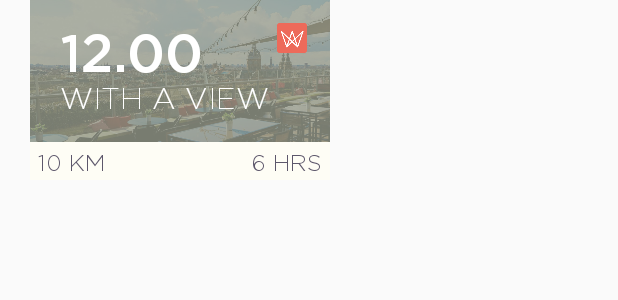
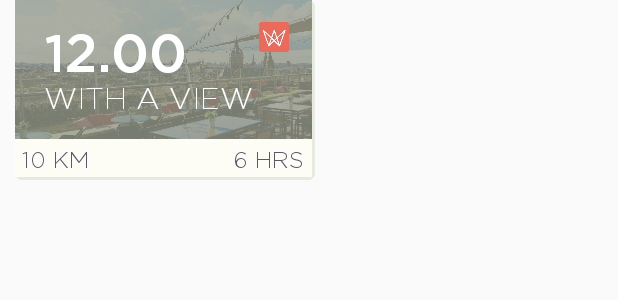
Before and after one commit to nevrborn/Wroute, an Android app: the layout list_item_wroute_agenda.xml on its own in the app's theme, with its tools: preview values and no code run, on a phone screen of 412 x 824 dp. Shown: the top 300 px of the screen. Run offline under Robolectric (Android 15) with nearby library versions, the phone set to English and light mode, and no system bars.

Commit message:
Added shadow to recyclerview items

```diff
--- /dev/null
+++ b/app/src/main/res/drawable/border_shadow.xml
@@ -0,0 +1,35 @@
+<?xml version="1.0" encoding="utf-8"?>
+<layer-list xmlns:android="http://schemas.android.com/apk/res/android"
+            android:shape="rectangle"
+            android:layout_width="match_parent"
+            android:layout_height="match_parent">
+
+    <item>
+        <shape>
+            <!-- set the shadow color here -->
+            <stroke
+                android:width="2dp"
+                android:color="@color/appGreenLight" />
+
+            <!-- setting the thickness of shadow (positive value will give shadow on that side) -->
+
+            <padding
+                android:bottom="2dp"
+                android:left="-1dp"
+                android:right="2dp"
+                android:top="-1dp" />
+
+            <corners android:radius="3dp" />
+        </shape>
+    </item>
+
+    <!-- Background -->
+
+    <item>
+        <shape>
+            <solid android:color="@color/appOffWhite" />
+            <corners android:radius="3dp" />
+        </shape>
+    </item>
+
+</layer-list>
--- a/app/src/main/res/layout/list_item_wroute.xml
+++ b/app/src/main/res/layout/list_item_wroute.xml
@@ -11,8 +11,9 @@
     <RelativeLayout
         android:layout_width="match_parent"
         android:layout_height="250dp"
-        android:background="@color/appOffWhite"
-        android:padding="10dp">
+        android:background="@drawable/border_shadow"
+        android:padding="10dp"
+        android:layout_marginBottom="25dp">
 
         <ImageView
             android:id="@+id/list_item_wroute_image"
@@ -32,12 +33,10 @@
             android:alpha="0.8"
             />
 
-
         <ImageView
             android:id="@+id/list_item_wroute_imageview_type"
             android:layout_width="50dp"
             android:layout_height="50dp"
-            android:layout_weight="0.2"
             android:adjustViewBounds="true"
             android:scaleType="fitEnd"
             android:layout_alignParentTop="true"
--- a/app/src/main/res/layout/list_item_wroute_agenda.xml
+++ b/app/src/main/res/layout/list_item_wroute_agenda.xml
@@ -12,9 +12,9 @@
     <RelativeLayout
         android:layout_width="200dp"
         android:layout_height="120dp"
-        android:background="@color/appOffWhite"
-        android:layout_marginLeft="20dp"
-        android:layout_marginRight="20dp">
+        android:layout_marginLeft="10dp"
+        android:layout_marginRight="10dp"
+        android:background="@drawable/border_shadow">
 
         <ImageView
             android:id="@+id/list_item_wroute_image"
```
